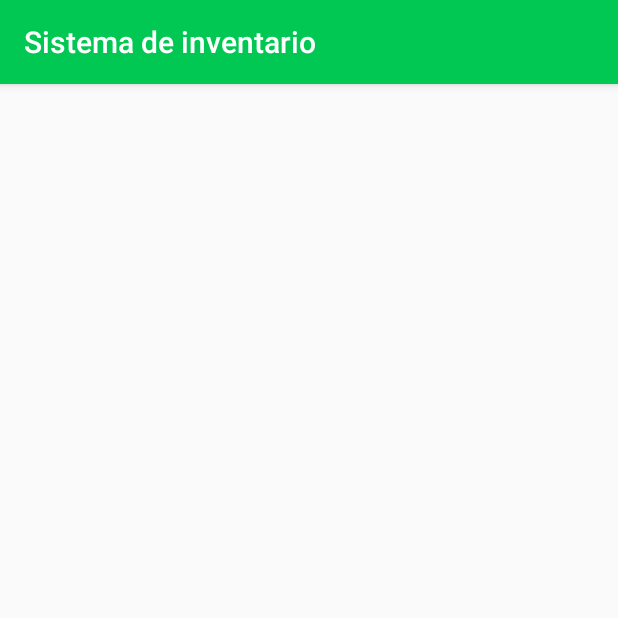
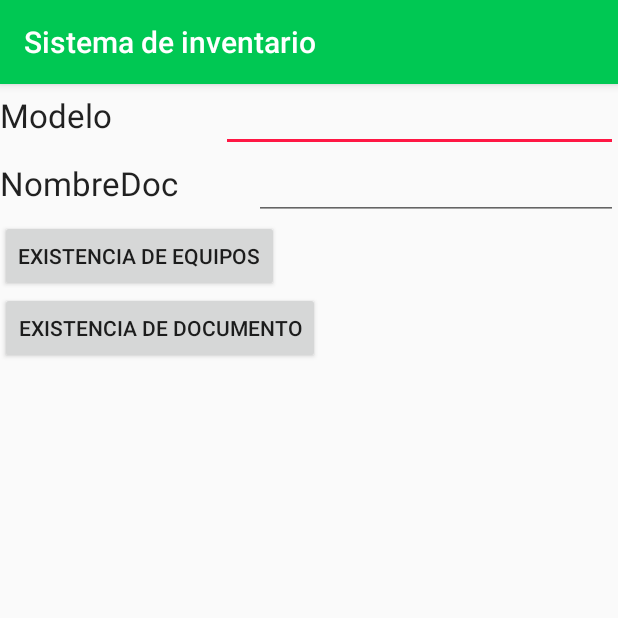
Before and after one commit to dixon28/pdmTareaSubeCum, an Android app: the ExistenciaWSActivity screen opened directly, with no data from a screen before it, on a phone screen of 412 x 824 dp, the top half of it. Run offline under Robolectric (Android 15) with nearby library versions, the phone set to English and light mode, and no system bars.

```diff
--- a/PdmSubeCum/app/src/main/java/com/pdmsubecum/WebServices/ExistenciaWSActivity.java
+++ b/PdmSubeCum/app/src/main/java/com/pdmsubecum/WebServices/ExistenciaWSActivity.java
@@ -1,15 +1,74 @@
 package com.pdmsubecum.WebServices;
 
+import android.annotation.SuppressLint;
+import android.os.Bundle;
+import android.os.StrictMode;
 import android.support.v7.app.AppCompatActivity;
-import android.os.Bundle;
+import android.util.Log;
+import android.view.View;
+import android.widget.EditText;
+import android.widget.TextView;
+
+import org.json.JSONException;
+import org.json.JSONObject;
+
+import java.util.ArrayList;
+import java.util.List;
 
 import com.pdmsubecum.R;
 
 public class ExistenciaWSActivity extends AppCompatActivity {
 
+    EditText editDocumento;
+    EditText editEquipo;
+    TextView txt_Existencia;
+    private String urlPublicoUES = "https://eisi.fia.ues.edu.sv/GPO01/WS/";
+
+    @SuppressLint("NewApi")
     @Override
     protected void onCreate(Bundle savedInstanceState) {
         super.onCreate(savedInstanceState);
         setContentView(R.layout.activity_existencia_ws);
+
+        StrictMode.ThreadPolicy policy = new StrictMode.ThreadPolicy.Builder().permitAll().build();
+        StrictMode.setThreadPolicy(policy);
+
+        editDocumento = (EditText) findViewById(R.id.editNombreDoc);
+        editEquipo = (EditText) findViewById(R.id.editModelo);
+        txt_Existencia = (TextView) findViewById(R.id.textView_existencia);
     }
+
+    public void consultarExistenciaDocumento(View v) {
+
+        try {
+            List<String> result = new ArrayList<String>();
+            String nombredoc = editDocumento.getText().toString();
+
+            String url = urlPublicoUES + "ws_documento_existencia.php" + "?nombredoc=" + nombredoc;
+
+            String existenciaJSON = ControladorServicio.obtenerRespuestaPeticion(url, this);
+            String resultado = ControladorServicio.obtenerExistenciaDocumentoJSON(existenciaJSON,this);
+            txt_Existencia.setText(resultado);
+
+        }catch (Exception e){
+            e.printStackTrace();
+        }
+    }
+
+    public void consultarExistenciaEquipo(View v) {
+
+        try {
+            List<String> result = new ArrayList<String>();
+            String modelo = editEquipo.getText().toString();
+            String url = urlPublicoUES + "ws_equipo_existencia.php" + "?modelo=" + modelo;
+
+            String existenciaJSON = ControladorServicio.obtenerRespuestaPeticion(url, this);
+            String resultado = ControladorServicio.obtenerExistenciaEquipoJSON(existenciaJSON,this);
+            txt_Existencia.setText(resultado);
+
+        }catch (Exception e){
+            e.printStackTrace();
+        }
+    }
+
 }
--- a/PdmSubeCum/app/src/main/res/layout/activity_equipo_ws.xml
+++ b/PdmSubeCum/app/src/main/res/layout/activity_equipo_ws.xml
@@ -36,12 +36,6 @@ xmlns:android="http://schemas.android.com/apk/res/android">
 
 </LinearLayout>
 
-<Button android:layout_height="wrap_content"
-    android:layout_width="match_parent"
-    android:id="@+id/button3"
-    android:text="Guardar"
-    android:onClick="guardar"/>
-
 <ListView
     android:layout_height="wrap_content"
     android:layout_width="match_parent"
--- a/PdmSubeCum/app/src/main/res/layout/activity_existencia_ws.xml
+++ b/PdmSubeCum/app/src/main/res/layout/activity_existencia_ws.xml
@@ -1,9 +1,87 @@
 <?xml version="1.0" encoding="utf-8"?>
-<android.support.constraint.ConstraintLayout xmlns:android="http://schemas.android.com/apk/res/android"
+<LinearLayout xmlns:android="http://schemas.android.com/apk/res/android"
     xmlns:app="http://schemas.android.com/apk/res-auto"
     xmlns:tools="http://schemas.android.com/tools"
     android:layout_width="match_parent"
     android:layout_height="match_parent"
+    android:orientation="vertical"
+    android:id="@+id/linearLayout1"
     tools:context=".WebServices.ExistenciaWSActivity">
 
-</android.support.constraint.ConstraintLayout>
+    <LinearLayout
+        android:layout_height="wrap_content"
+        android:layout_width="match_parent">
+
+        <TextView
+            android:layout_height="wrap_content"
+            android:layout_width="wrap_content"
+            android:id="@+id/textView1"
+            android:textAppearance="?android:attr/textAppearanceLarge"
+            android:text="Modelo"
+            android:layout_weight="1"/>
+
+        <EditText
+            android:layout_height="wrap_content"
+            android:layout_width="wrap_content"
+            android:id="@+id/editModelo"
+            android:layout_weight="1"
+            android:ems="9">
+
+            <requestFocus/>
+
+        </EditText>
+
+    </LinearLayout>
+
+    <LinearLayout
+        android:layout_height="wrap_content"
+        android:layout_width="match_parent">
+
+        <TextView
+            android:layout_height="wrap_content"
+            android:layout_width="wrap_content"
+            android:id="@+id/textView2"
+            android:textAppearance="?android:attr/textAppearanceLarge"
+            android:text="NombreDoc"
+            android:layout_weight="1"/>
+
+        <EditText
+            android:layout_height="wrap_content"
+            android:layout_width="wrap_content"
+            android:id="@+id/editNombreDoc"
+            android:layout_weight="1"
+            android:ems="9">
+
+        </EditText>
+
+    </LinearLayout>
+
+    <LinearLayout
+        android:orientation="vertical"
+        android:layout_height="wrap_content"
+        android:layout_width="match_parent">
+
+        <Button
+            android:layout_height="wrap_content"
+            android:layout_width="wrap_content"
+            android:id="@+id/button_equipo"
+            android:text="EXISTENCIA DE EQUIPOS"
+            android:onClick="consultarExistenciaEquipo"/>
+
+        <Button
+            android:layout_height="wrap_content"
+            android:layout_width="wrap_content"
+            android:id="@+id/button_documento"
+            android:text="EXISTENCIA DE DOCUMENTO"
+            android:onClick="consultarExistenciaDocumento"/>
+
+    </LinearLayout>
+
+    <TextView
+        android:layout_height="wrap_content"
+        android:layout_width="match_parent"
+        android:id="@+id/textView_existencia"
+        android:textAppearance="?android:attr/textAppearanceLarge"
+        android:layout_weight="0.08"/>
+
+</LinearLayout>
```
Also changed, not shown: PdmSubeCum/app/src/main/java/com/pdmsubecum/WebServices/ControladorServicio.java (+34 -0 lines).
